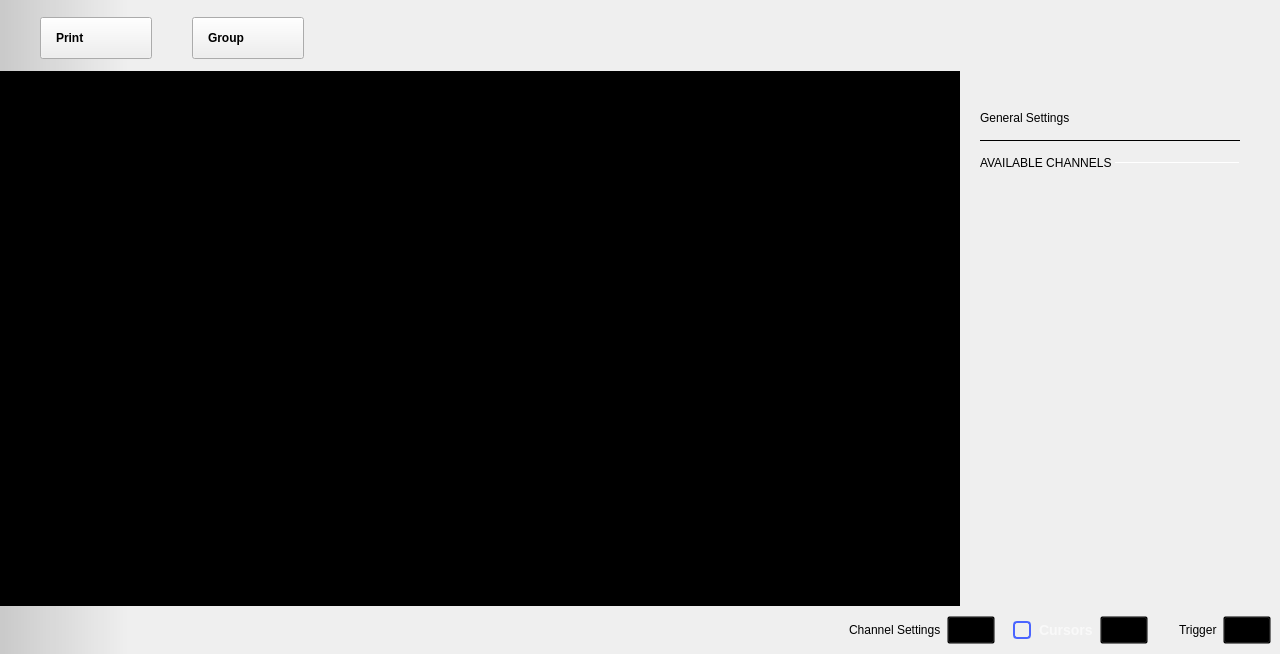
Old version of the form ui/pattern_generator.ui in the repository analogdevicesinc/scopy.
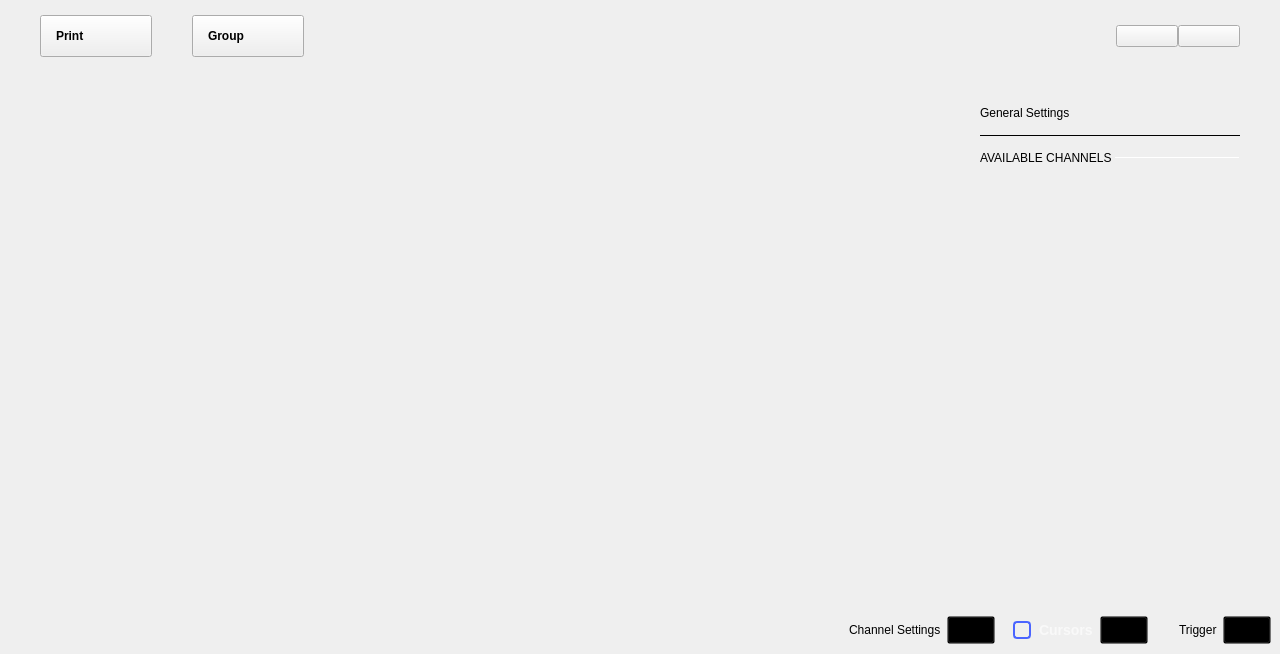
New version of the form. The open tabs and pages were chosen to show the change. Icons and pictures are not drawn. Custom widgets are drawn as their Qt base class.

Diff of the .ui file:
```diff
--- a/ui/pattern_generator.ui
+++ b/ui/pattern_generator.ui
@@ -46,11 +46,6 @@
    </property>
    <item>
     <widget class="adiscope::DetachDragZone" name="mainWidget" native="true">
-     <property name="styleSheet">
-      <string notr="true">#mainWidget {
-background-color: qlineargradient(spread:pad, x1:0, y1:0, x2:0.1, y2:0, stop:0 rgba(0, 0, 0, 40), stop:1 transparent);
-}</string>
-     </property>
      <layout class="QVBoxLayout" name="verticalLayout_3">
       <property name="spacing">
        <number>0</number>
@@ -189,31 +184,6 @@
             <height>0</height>
            </size>
           </property>
-          <property name="styleSheet">
-           <string notr="true">QPushButton {
-  min-height: 40px;
-  max-height: 40px;
-  min-width: 60px;
-  max-width: 60px;
-  padding-top:5px
-}
-
-QPushButton:checked {
-border-top: 1px solid rgba(255,255,255,150);
-}
-
-QPushButton:!checked {
-border-top: 1px solid rgba(255,255,255,0);
-}
-
-QPushButton:!checked:hover {
-border-top: 1px solid rgba(255,255,255,0);
-}
-
-QPushButton:checked:hover {
-border-top: 1px solid rgba(255,255,255,200);
-}</string>
-          </property>
           <layout class="QHBoxLayout" name="horizontalLayout_3">
            <property name="spacing">
             <number>0</number>
@@ -308,9 +278,6 @@
          <layout class="QVBoxLayout" name="plot_and_buffPreviewer">
           <item>
            <widget class="QWidget" name="hLayoutBufferPreview" native="true">
-            <property name="styleSheet">
-             <string notr="true">background-color:black;</string>
-            </property>
             <layout class="QHBoxLayout" name="hLayout_buffPreview">
              <property name="spacing">
               <number>0</number>
@@ -400,9 +367,6 @@
             <property name="acceptDrops">
              <bool>false</bool>
             </property>
-            <property name="styleSheet">
-             <string notr="true">background-color: black;</string>
-            </property>
             <layout class="QGridLayout" name="gridLayout_5">
              <property name="leftMargin">
               <number>0</number>
@@ -1431,8 +1395,8 @@
                      <rect>
                       <x>0</x>
                       <y>0</y>
-                      <width>280</width>
-                      <height>469</height>
+                      <width>220</width>
+                      <height>134</height>
                      </rect>
                     </property>
                     <property name="sizePolicy">
@@ -1892,6 +1856,11 @@
    <header>menu_anim.hpp</header>
    <container>1</container>
   </customwidget>
+  <customwidget>
+   <class>adiscope::CustomPushButton</class>
+   <extends>QPushButton</extends>
+   <header>customPushButton.hpp</header>
+  </customwidget>
   <customwidget>
    <class>adiscope::InstrumentNotes</class>
    <extends>QWidget</extends>
@@ -1904,11 +1873,6 @@
    <header>runsinglewidget.h</header>
    <container>1</container>
   </customwidget>
-  <customwidget>
-   <class>adiscope::CustomPushButton</class>
-   <extends>QPushButton</extends>
-   <header>customPushButton.hpp</header>
-  </customwidget>
  </customwidgets>
  <resources>
   <include location="../resources/resources.qrc"/>
```
Left out of the diff: 12 changed lines with no effect on the pictures.
